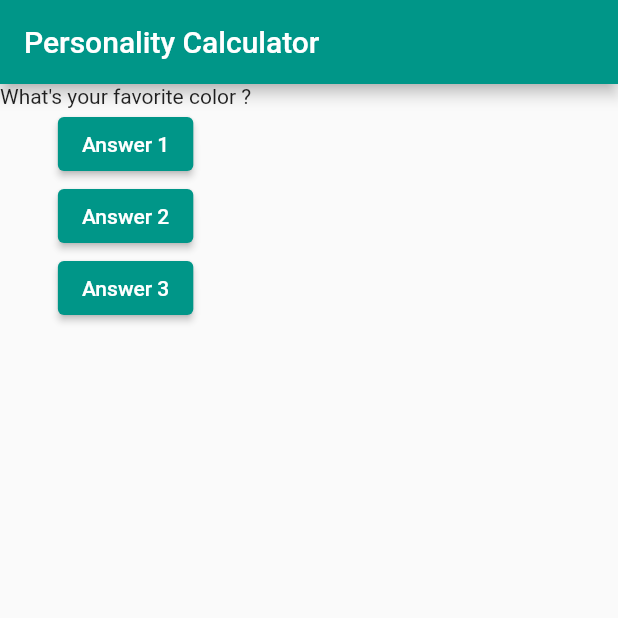
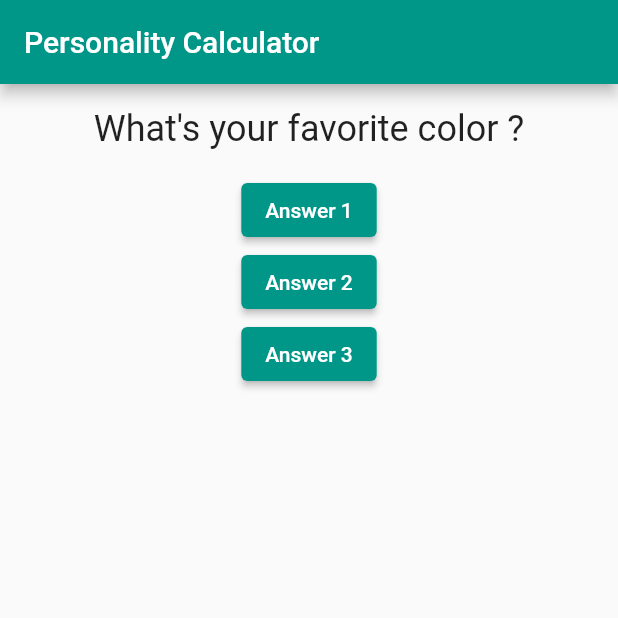
Before and after one commit to Alamin11/QuizApp, a Flutter app: the screen it shows after launch, on a phone screen of 412 x 824 dp, the top half of it. Run offline on Flutter 3.47's test engine with Material 2 defaults, Android fonts, the phone set to English and light mode, and no system bars.

Commit message:
Added a custom widget named Question

```diff
--- a/lib/main.dart
+++ b/lib/main.dart
@@ -1,6 +1,9 @@
 // ignore_for_file: prefer_typing_uninitialized_variables
 
 import 'package:flutter/material.dart';
+
+//created widget
+import './question.dart';
 
 void main(List<String> args) {
   runApp(MyApp());
@@ -30,11 +33,11 @@ class _MyAppState extends State<MyApp> {
 
   @override
   Widget build(BuildContext context) {
-    var _questions = [
+    var questions = [
       'What\'s your favorite color ?',
       'What\'s your favorite pet animal?',
     ];
-    _numOfQuestions = _questions.length;
+    _numOfQuestions = questions.length;
     return MaterialApp(
       title: 'QuizApp',
       theme: ThemeData(
@@ -46,7 +49,9 @@ class _MyAppState extends State<MyApp> {
           ),
           body: Column(
             children: [
-              Text(_questions[_questionIndex]),
+              Question(
+                questions[_questionIndex],
+              ),
               ElevatedButton(
                 onPressed: _answerQuestion,
                 child: const Text('Answer 1'),
--- /dev/null
+++ b/lib/question.dart
@@ -0,0 +1,24 @@
+import 'package:flutter/material.dart';
+
+class Question extends StatelessWidget {
+  final String questionText;
+  const Question(this.questionText, {Key? key}) : super(key: key);
+  //const Question({Key? key}) : super(key: key);
+
+  @override
+  Widget build(BuildContext context) {
+    return Padding(
+      padding: const EdgeInsets.all(16.0),
+      child: Center(
+        child: Text(
+          questionText,
+          //textAlign: TextAlign.center,
+          style: const TextStyle(
+            fontSize: 24.0,
+            fontWeight: FontWeight.w400,
+          ),
+        ),
+      ),
+    );
+  }
+}
```
